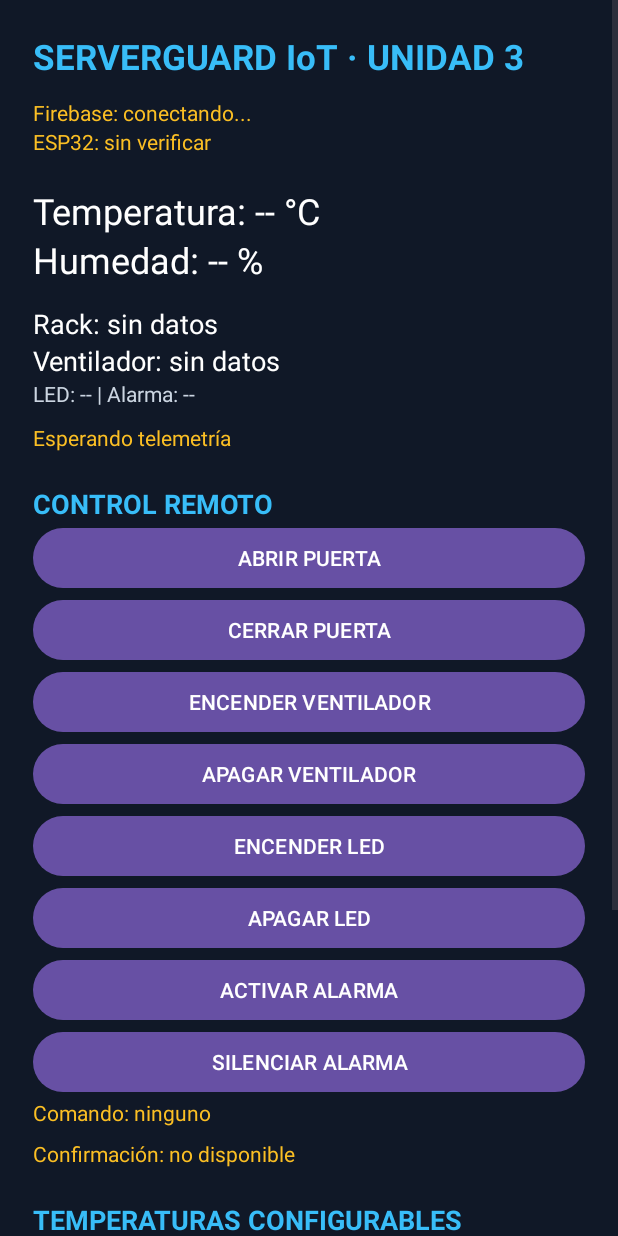
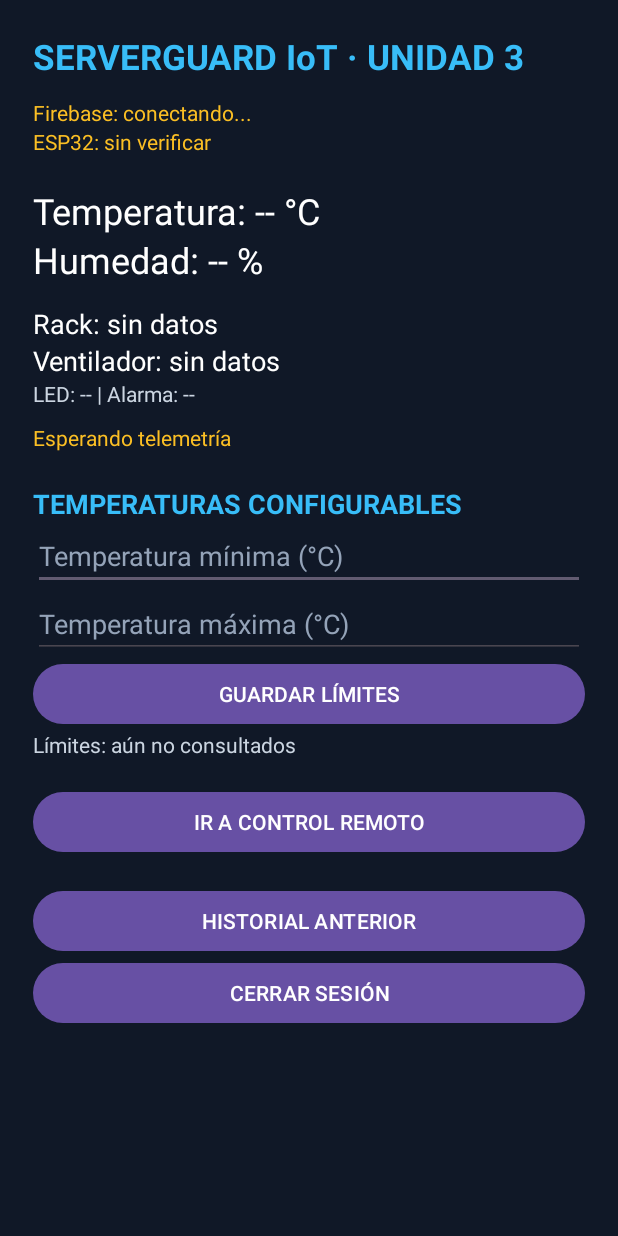
Before and after one commit to Jorge1896/ServerGuardIoT, an Android app: the layout activity_dashboard.xml on its own in the app's theme, with its tools: preview values and no code run, on a phone screen of 412 x 824 dp. Run offline under Robolectric (Android 15) with nearby library versions, the phone set to English and light mode, and no system bars.

Commit message:
refactor(ui): move controls to separate screen

```diff
--- a/app/src/main/res/layout/activity_dashboard.xml
+++ b/app/src/main/res/layout/activity_dashboard.xml
@@ -32,22 +32,6 @@
    android:layout_height="wrap_content" android:text="Esperando telemetría"
    android:textColor="#FBBF24" android:layout_marginTop="10dp"/>
   <TextView android:layout_width="match_parent" android:layout_height="wrap_content"
-   android:text="CONTROL REMOTO" android:textSize="18sp" android:textStyle="bold"
-   android:textColor="#38BDF8" android:layout_marginTop="22dp"/>
-  <Button android:id="@+id/btnAbrir" android:layout_width="match_parent" android:layout_height="wrap_content" android:text="ABRIR PUERTA"/>
-  <Button android:id="@+id/btnCerrar" android:layout_width="match_parent" android:layout_height="wrap_content" android:text="CERRAR PUERTA"/>
-  <Button android:id="@+id/btnFanOn" android:layout_width="match_parent" android:layout_height="wrap_content" android:text="ENCENDER VENTILADOR"/>
-  <Button android:id="@+id/btnFanOff" android:layout_width="match_parent" android:layout_height="wrap_content" android:text="APAGAR VENTILADOR"/>
-  <Button android:id="@+id/btnLedOn" android:layout_width="match_parent" android:layout_height="wrap_content" android:text="ENCENDER LED"/>
-  <Button android:id="@+id/btnLedOff" android:layout_width="match_parent" android:layout_height="wrap_content" android:text="APAGAR LED"/>
-  <Button android:id="@+id/btnAlarmOn" android:layout_width="match_parent" android:layout_height="wrap_content" android:text="ACTIVAR ALARMA"/>
-  <Button android:id="@+id/btnAlarmOff" android:layout_width="match_parent" android:layout_height="wrap_content" android:text="SILENCIAR ALARMA"/>
-  <TextView android:id="@+id/txtComando" android:layout_width="match_parent"
-   android:layout_height="wrap_content" android:text="Comando: ninguno"
-   android:textColor="#FBBF24"/>
-  <TextView android:id="@+id/txtConfirmacion" android:layout_width="match_parent" android:layout_height="wrap_content"
-   android:text="Confirmación: no disponible" android:textColor="#FBBF24" android:layout_marginTop="8dp"/>
-  <TextView android:layout_width="match_parent" android:layout_height="wrap_content"
    android:text="TEMPERATURAS CONFIGURABLES" android:textSize="18sp"
    android:textColor="#38BDF8" android:textStyle="bold" android:layout_marginTop="22dp"/>
   <EditText android:id="@+id/editMin" android:layout_width="match_parent"
@@ -63,6 +47,9 @@
   <TextView android:id="@+id/txtLimites" android:layout_width="match_parent"
    android:layout_height="wrap_content" android:text="Límites: aún no consultados"
    android:textColor="#CBD5E1"/>
+  <Button android:id="@+id/btnControlRemoto" android:layout_width="match_parent"
+   android:layout_height="wrap_content" android:text="IR A CONTROL REMOTO"
+   android:layout_marginTop="18dp"/>
   <Button android:id="@+id/btnHistorial" android:layout_width="match_parent"
    android:layout_height="wrap_content" android:text="HISTORIAL ANTERIOR"
    android:layout_marginTop="18dp"/>
```
